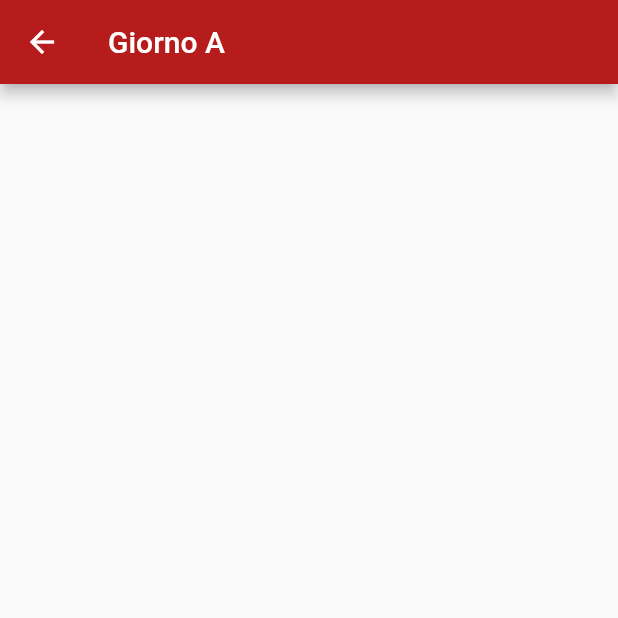
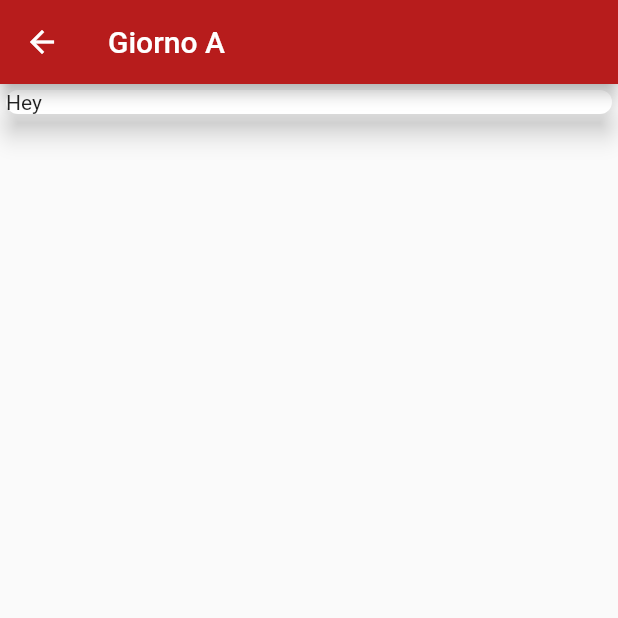
Before and after one commit to Tom1380/Pale, a Flutter app: the WorkoutProgramDayConfigurator screen opened directly, on a phone screen of 412 x 824 dp, the top half of it. Run offline on Flutter 3.47's test engine with Material 2 defaults, Android fonts, the phone set to English and light mode, and no system bars.

Commit message:
Progress on workout day configurator.

```diff
--- a/lib/WorkoutProgramConfigurationPage.dart
+++ b/lib/WorkoutProgramConfigurationPage.dart
@@ -182,6 +182,29 @@ class _WorkoutProgramDayConfiguratorState
   Widget build(BuildContext context) {
     return Scaffold(
       appBar: AppBar(title: Text('Giorno A')),
+      body: Column(
+        children: [
+          Card(
+            child: Row(
+              children: [
+                Text('Hey'),
+              ],
+            ),
+          ),
+        ],
+      ),
     );
   }
 }
+
+class SetPerRepsConfigurator extends StatefulWidget {
+  @override
+  _SetPerRepsConfiguratorState createState() => _SetPerRepsConfiguratorState();
+}
+
+class _SetPerRepsConfiguratorState extends State<SetPerRepsConfigurator> {
+  @override
+  Widget build(BuildContext context) {
+    return Container();
+  }
+}
```
Also changed, not shown: pubspec.lock.
